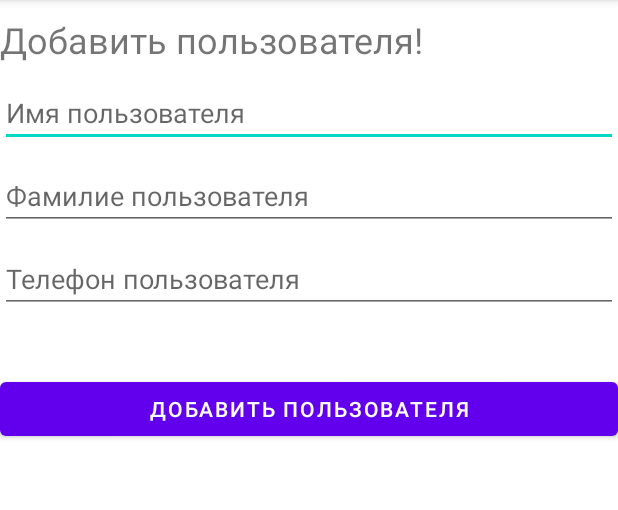
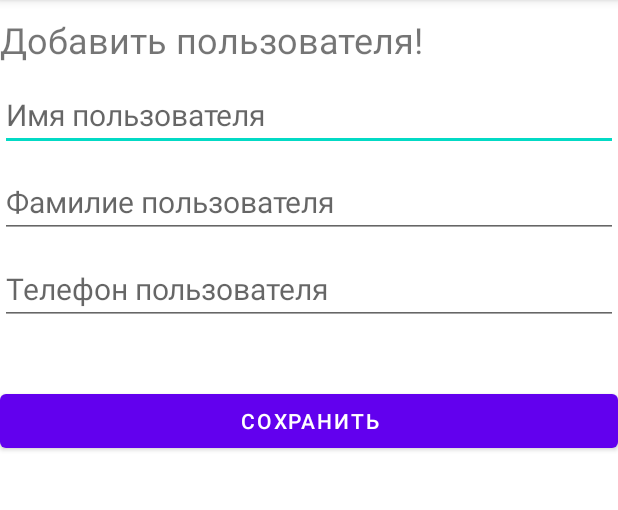
Before and after one commit to evgenyman/userList_1313_v2, an Android app: the AddUserActivity screen opened directly, with no data from a screen before it, on a phone screen of 412 x 824 dp, the part 84-594 px from its top. Run offline under Robolectric (Android 15) with nearby library versions, the phone set to English and light mode, and no system bars.

```diff
--- a/app/src/main/res/layout/activity_add_user.xml
+++ b/app/src/main/res/layout/activity_add_user.xml
@@ -22,6 +22,7 @@
         android:layout_height="wrap_content"
         android:hint="Имя пользователя"
         android:layout_marginTop="10dp"
+        android:textSize="20sp"
         />
 
     <EditText
@@ -30,6 +31,7 @@
         android:layout_height="wrap_content"
         android:hint="Фамилие пользователя"
         android:layout_marginTop="10dp"
+        android:textSize="20sp"
         />
 
     <EditText
@@ -39,13 +41,14 @@
         android:hint="Телефон пользователя"
         android:layout_marginTop="10dp"
         android:inputType="phone"
+        android:textSize="20sp"
         />
 
     <Button
         android:id="@+id/addBtn"
         android:layout_width="match_parent"
         android:layout_height="wrap_content"
-        android:text="Добавить пользователя"
+        android:text="Сохранить"
         android:layout_marginTop="40dp"
         />
 </LinearLayout>
--- a/app/src/main/res/layout/activity_info_user.xml
+++ b/app/src/main/res/layout/activity_info_user.xml
@@ -22,6 +22,7 @@
         android:layout_height="wrap_content"
         android:hint="Инфо"
         android:layout_marginTop="10sp"
+        android:textSize="20sp"
         />
 
     <TextView
@@ -30,6 +31,7 @@
         android:layout_height="wrap_content"
         android:hint="Инфо"
         android:layout_marginTop="10sp"
+        android:textSize="20sp"
         />
 
     <LinearLayout
```
Also changed, not shown: app/src/main/java/com/example/userList_1313_v2/AddUserActivity.java (+28 -6 lines), app/src/main/java/com/example/userList_1313_v2/InfoUserActivity.java (+10 -0 lines).
